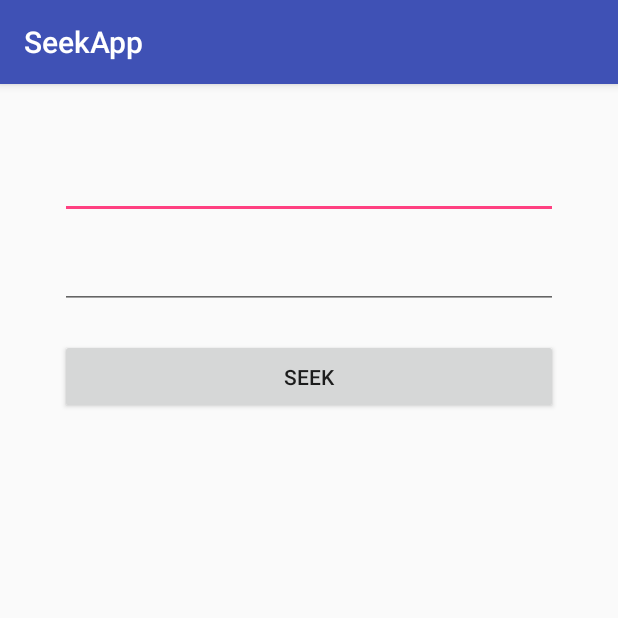
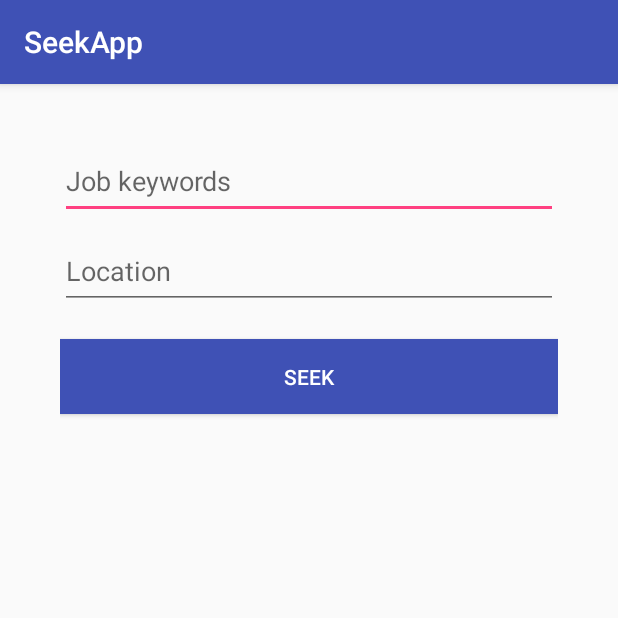
Before and after one commit to Chemilmakhlouta/ChemChat, an Android app: the screen it shows after launch (JobSearchActivity), on a phone screen of 412 x 824 dp, the top half of it. Run offline under Robolectric (Android 15) with nearby library versions, the phone set to English and light mode, and no system bars; 3 statements that could not run were skipped.

Commit message:
Implement onclick of job item

```diff
--- a/app/src/main/java/chemilmakhlouta/seekapp/presentation/presenter/JobsListPresenter.kt
+++ b/app/src/main/java/chemilmakhlouta/seekapp/presentation/presenter/JobsListPresenter.kt
@@ -43,7 +43,7 @@ class JobsListPresenter @Inject constructor(private val getJobsUseCase: GetJobsU
     // region UI Interactions
     fun onSwipeToRefresh() = getJobs()
 
-    fun onJobClicked(url: String) = router.navigateToJob(url)
+    fun onJobClicked(id: Int) = router.navigateToJob(id)
     // endregion
 
     // region Private Functions
@@ -92,6 +92,6 @@ class JobsListPresenter @Inject constructor(private val getJobsUseCase: GetJobsU
     }
 
     interface Router {
-        fun navigateToJob(url: String)
+        fun navigateToJob(id: Int)
     }
 }
--- a/app/src/main/res/layout/activity_job_search.xml
+++ b/app/src/main/res/layout/activity_job_search.xml
@@ -9,6 +9,7 @@
         android:id="@+id/jobTitle"
         android:layout_width="match_parent"
         android:layout_height="50dp"
+        android:hint="@string/keywords"
         android:inputType="text"/>
 
     <EditText
@@ -16,6 +17,7 @@
         android:layout_width="match_parent"
         android:layout_height="50dp"
         android:layout_marginTop="10dp"
+        android:hint="@string/location"
         android:inputType="text"/>
 
     <Button
@@ -23,6 +25,8 @@
         android:layout_width="match_parent"
         android:layout_height="50dp"
         android:layout_marginTop="20dp"
-        android:text="@string/seek"/>
+        android:background="@color/colorPrimary"
+        android:text="@string/seek"
+        android:textColor="@color/white"/>
 
 </LinearLayout>
--- a/app/src/main/res/values/colors.xml
+++ b/app/src/main/res/values/colors.xml
@@ -3,4 +3,6 @@
     <color name="colorPrimary">#3F51B5</color>
     <color name="colorPrimaryDark">#303F9F</color>
     <color name="colorAccent">#FF4081</color>
+
+    <color name="white">#ffffff</color>
 </resources>
--- a/app/src/main/res/values/strings.xml
+++ b/app/src/main/res/values/strings.xml
@@ -1,4 +1,6 @@
 <resources>
     <string name="app_name">SeekApp</string>
     <string name="seek">SEEK</string>
+    <string name="location">Location</string>
+    <string name="keywords">Job keywords</string>
 </resources>
```
Also changed, not shown: app/src/main/java/chemilmakhlouta/seekapp/presentation/view/JobsListActivity.kt (+6 -2 lines).
